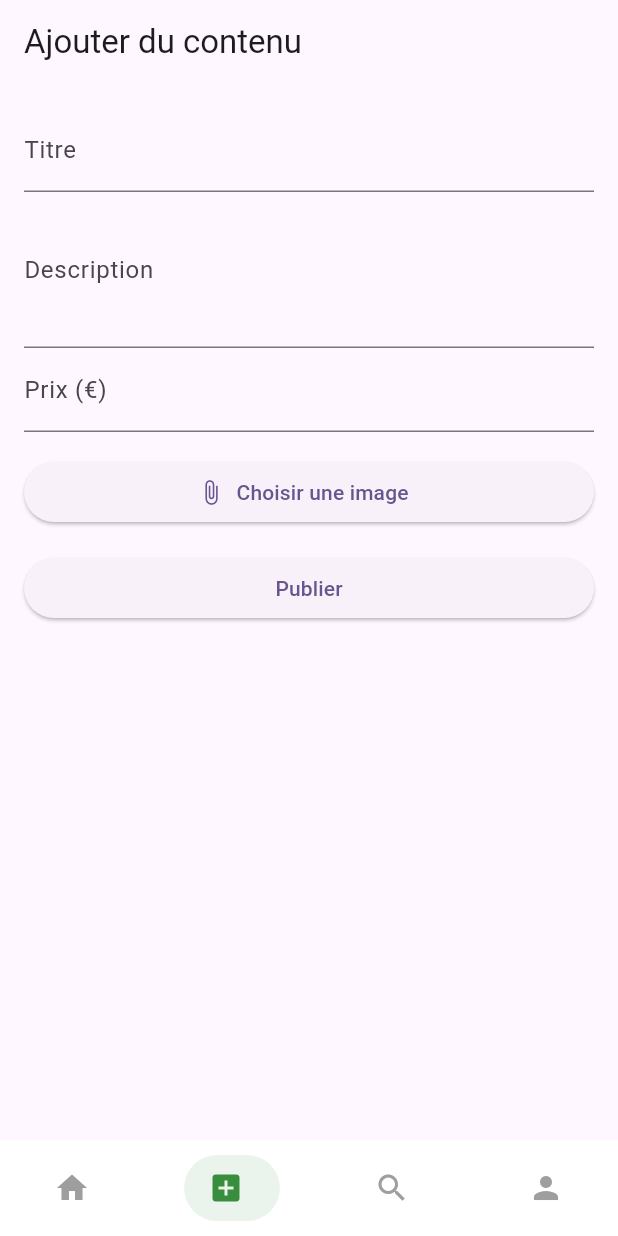
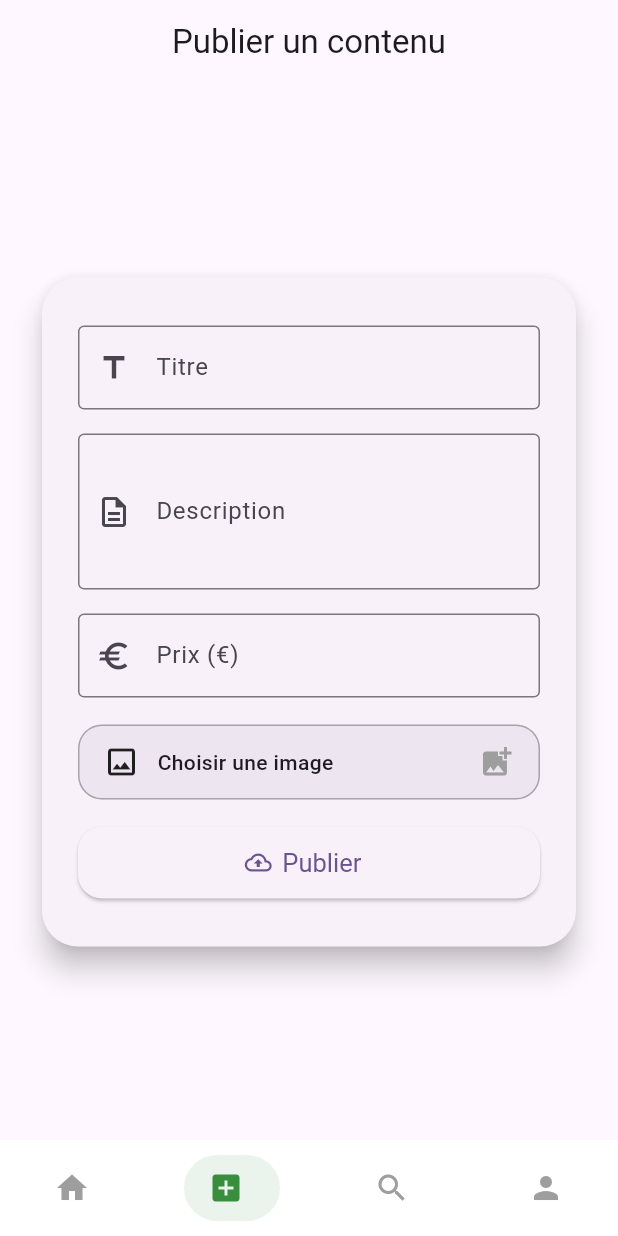
Before and after one commit to richard-lam-webdev/ArtFans, a Flutter app: the AddContentScreen screen opened by its route, on a phone screen of 412 x 824 dp. Run offline on Flutter 3.47's test engine with Material 3 defaults, Android fonts, the phone set to English and light mode, and no system bars; drawn by our look-alikes of salomon_bottom_bar; our stand-ins replace file_picker, flutter_dotenv, flutter_secure_storage, go_router, universal_platform; accounts and stored records are empty.

Commit message:
Ajoutdecontenu (#31)
* refactor: improve content upload handling and add user directory creation

- Updated content service to create user-specific directories for uploads.
- Changed file path handling to store relative paths instead of absolute.
- Enhanced validation for content creation to include price checks.
- Added volume for uploads in docker-compose for persistent storage.

* feat: implement content submission service and enhance add content screen

* feat: enhance file upload handling and integrate API for content submission

* fix: correct variable naming for base URL in content submission

* feat: add endpoint to retrieve content images with subscription check and watermarking

```diff
--- a/frontend/lib/src/screens/add_content_screen.dart
+++ b/frontend/lib/src/screens/add_content_screen.dart
@@ -3,9 +3,11 @@ import 'package:flutter/material.dart';
 import 'package:file_picker/file_picker.dart';
 import 'package:universal_platform/universal_platform.dart';
 import 'package:http/http.dart' as http;
+import 'package:go_router/go_router.dart';
 import '../services/auth_service.dart';
 import '../widgets/bottom_nav.dart';
 import '../utils/snackbar_util.dart';
+import 'package:flutter_dotenv/flutter_dotenv.dart';
 
 class AddContentScreen extends StatefulWidget {
   const AddContentScreen({super.key});
@@ -36,14 +38,11 @@ class _AddContentScreenState extends State<AddContentScreen> {
 
     if (result != null && result.files.isNotEmpty) {
       _selectedFile = result.files.first;
-      _selectedFile = result.files.first;
       _selectedFileBytes = result.files.first.bytes;
     } else {
       _selectedFile = null;
-      _selectedFile = null;
       _selectedFileBytes = null;
     }
-
     setState(() {});
   }
 
@@ -57,7 +56,6 @@ class _AddContentScreenState extends State<AddContentScreen> {
     setState(() {
       _isLoading = true;
       _error = null;
-      _error = null;
     });
 
     try {
@@ -70,9 +68,16 @@ class _AddContentScreenState extends State<AddContentScreen> {
         return;
       }
 
-      final uri = Uri.parse('http://localhost:8080/api/contents');
-      final request =
-          http.MultipartRequest('POST', uri)
+      final String baseUrl = (() {
+        try {
+          return dotenv.env['API_URL'] ?? 'http://localhost:8080';
+        } catch (_) {
+          return 'http://localhost:8080';
+        }
+      })();
+
+      final uri = Uri.parse('$baseUrl/api/contents');
+      final request = http.MultipartRequest('POST', uri)
         ..headers['Authorization'] = 'Bearer $token'
         ..fields['username'] = username
         ..fields['role'] = role
@@ -109,7 +114,7 @@ class _AddContentScreenState extends State<AddContentScreen> {
 
       if (streamed.statusCode == 201) {
         if (!mounted) return;
-        Navigator.of(context).pop();
+        context.go('/home');
       } else {
         final respBody = await streamed.stream.bytesToString();
         if (!mounted) return;
@@ -135,55 +140,150 @@ class _AddContentScreenState extends State<AddContentScreen> {
   @override
   Widget build(BuildContext context) {
     final fileName = _selectedFile?.name ?? 'Choisir une image';
+    final theme = Theme.of(context);
 
     return Scaffold(
-      appBar: AppBar(title: const Text('Ajouter du contenu')),
-      body: Padding(
-        padding: const EdgeInsets.all(16),
+      appBar: AppBar(
+        title: const Text('Publier un contenu'),
+        centerTitle: true,
+      ),
+      body: Center(
+        child: AnimatedContainer(
+          duration: const Duration(milliseconds: 300),
+          curve: Curves.ease,
+          padding: const EdgeInsets.all(24),
+          child: Card(
+            shape: RoundedRectangleBorder(borderRadius: BorderRadius.circular(24)),
+            elevation: 8,
+            child: Padding(
+              padding: const EdgeInsets.symmetric(vertical: 32, horizontal: 24),
+              child: ConstrainedBox(
+                constraints: const BoxConstraints(maxWidth: 500),
                 child: Form(
                   key: _formKey,
-          child: ListView(
+                  child: Column(
+                    mainAxisSize: MainAxisSize.min,
                     children: [
+                      // Titre
                       TextFormField(
                         controller: _titleCtrl,
-                decoration: const InputDecoration(labelText: 'Titre'),
-                validator:
-                    (v) => (v == null || v.isEmpty) ? 'Titre requis' : null,
+                        decoration: const InputDecoration(
+                          labelText: 'Titre',
+                          prefixIcon: Icon(Icons.title_outlined),
+                          border: OutlineInputBorder(),
                         ),
+                        validator: (v) => (v == null || v.isEmpty) ? 'Titre requis' : null,
+                      ),
+                      const SizedBox(height: 16),
+                      // Description
                       TextFormField(
                         controller: _bodyCtrl,
-                decoration: const InputDecoration(labelText: 'Description'),
+                        decoration: const InputDecoration(
+                          labelText: 'Description',
+                          prefixIcon: Icon(Icons.description_outlined),
+                          border: OutlineInputBorder(),
+                        ),
                         maxLines: 3,
-                validator:
-                    (v) =>
-                        (v == null || v.isEmpty) ? 'Description requise' : null,
+                        validator: (v) => (v == null || v.isEmpty) ? 'Description requise' : null,
                       ),
+                      const SizedBox(height: 16),
+                      // Prix
                       TextFormField(
                         controller: _priceCtrl,
-                decoration: const InputDecoration(labelText: 'Prix (€)'),
+                        decoration: const InputDecoration(
+                          labelText: 'Prix (€)',
+                          prefixIcon: Icon(Icons.euro_outlined),
+                          border: OutlineInputBorder(),
+                        ),
                         keyboardType: TextInputType.number,
-                validator:
-                    (v) => (v == null || v.isEmpty) ? 'Prix requis' : null,
+                        validator: (v) => (v == null || v.isEmpty) ? 'Prix requis' : null,
                       ),
-              const SizedBox(height: 16),
-              ElevatedButton.icon(
-                icon: const Icon(Icons.attach_file),
-                label: Text(fileName),
-                onPressed: _isLoading ? null : _pickFile,
+                      const SizedBox(height: 18),
+                      // Sélecteur de fichier & preview
+                      GestureDetector(
+                        onTap: _isLoading ? null : _pickFile,
+                        child: Container(
+                          padding: const EdgeInsets.symmetric(vertical: 12, horizontal: 16),
+                          decoration: BoxDecoration(
+                            color: theme.colorScheme.secondary.withAlpha((0.07 * 255).round()), // Correction deprecation
+                            borderRadius: BorderRadius.circular(16),
+                            border: Border.all(
+                              color: theme.dividerColor.withAlpha((0.6 * 255).round()), // Correction deprecation
+                              width: 1,
                             ),
-              const SizedBox(height: 16),
-              if (_error != null) ...[
-                Text(_error!, style: const TextStyle(color: Colors.red)),
-                const SizedBox(height: 8),
+                          ),
+                          child: Row(
+                            mainAxisAlignment: MainAxisAlignment.start,
+                            children: [
+                              const Icon(Icons.image_outlined, size: 24),
+                              const SizedBox(width: 12),
+                              Expanded(
+                                child: Text(
+                                  fileName,
+                                  style: theme.textTheme.bodyMedium?.copyWith(
+                                    fontWeight: FontWeight.w500,
+                                  ),
+                                  overflow: TextOverflow.ellipsis,
+                                ),
+                              ),
+                              const SizedBox(width: 8),
+                              if (_selectedFileBytes != null)
+                                ClipRRect(
+                                  borderRadius: BorderRadius.circular(8),
+                                  child: Image.memory(
+                                    _selectedFileBytes!,
+                                    width: 48,
+                                    height: 48,
+                                    fit: BoxFit.cover,
+                                  ),
+                                ),
+                              if (_selectedFileBytes == null)
+                                const Icon(Icons.add_photo_alternate, color: Colors.grey),
                             ],
-              ElevatedButton(
+                          ),
+                        ),
+                      ),
+                      const SizedBox(height: 18),
+                      // Message d'erreur stylisé
+                      if (_error != null)
+                        Padding(
+                          padding: const EdgeInsets.only(bottom: 8),
+                          child: Text(
+                            _error!,
+                            style: const TextStyle(color: Colors.red, fontWeight: FontWeight.bold),
+                            textAlign: TextAlign.center,
+                          ),
+                        ),
+                      // Bouton Publier
+                      SizedBox(
+                        width: double.infinity,
+                        child: ElevatedButton.icon(
                           onPressed: _isLoading ? null : _submit,
-                child:
-                    _isLoading
-                        ? const CircularProgressIndicator()
+                          icon: const Icon(Icons.cloud_upload_outlined),
+                          label: _isLoading
+                              ? const SizedBox(
+                                  height: 24,
+                                  width: 24,
+                                  child: CircularProgressIndicator(
+                                    strokeWidth: 2.5,
+                                    color: Colors.white,
+                                  ),
+                                )
                               : const Text('Publier'),
+                          style: ElevatedButton.styleFrom(
+                            minimumSize: const Size.fromHeight(48),
+                            shape: RoundedRectangleBorder(
+                              borderRadius: BorderRadius.circular(16),
+                            ),
+                            textStyle: const TextStyle(fontSize: 17),
+                          ),
+                        ),
                       ),
                     ],
+                  ),
+                ),
+              ),
+            ),
           ),
         ),
       ),
```
Also changed, not shown: frontend/lib/src/services/content_service.dart (+3 -5 lines), frontend/lib/src/widgets/bottom_nav.dart (+8 -9 lines), 6 other files. Lines whose indentation alone changed are shown as unchanged.
